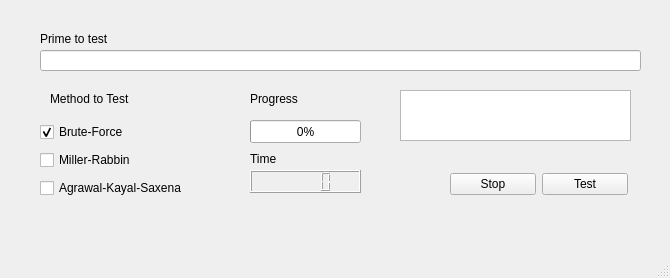
Old version of the form primeGUI.ui in the repository harper10/Primes.
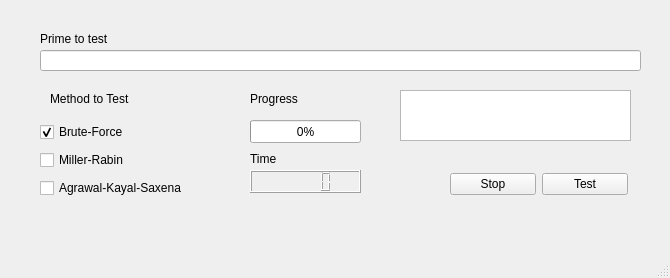
New version of the form.

Commit message: I fixed a typo

```diff
--- a/primeGUI.ui
+++ b/primeGUI.ui
@@ -109,7 +109,7 @@
      </rect>
     </property>
    </widget>
-   <widget class="QWidget" name="">
+   <widget class="QWidget" name="layoutWidget">
     <property name="geometry">
      <rect>
       <x>40</x>
@@ -135,7 +135,7 @@
      <item>
       <widget class="QCheckBox" name="miller_checkBox">
        <property name="text">
-        <string>Miller-Rabbin</string>
+        <string>Miller-Rabin</string>
        </property>
       </widget>
      </item>
@@ -148,7 +148,7 @@
      </item>
     </layout>
    </widget>
-   <widget class="QWidget" name="">
+   <widget class="QWidget" name="layoutWidget">
     <property name="geometry">
      <rect>
       <x>450</x>
```
